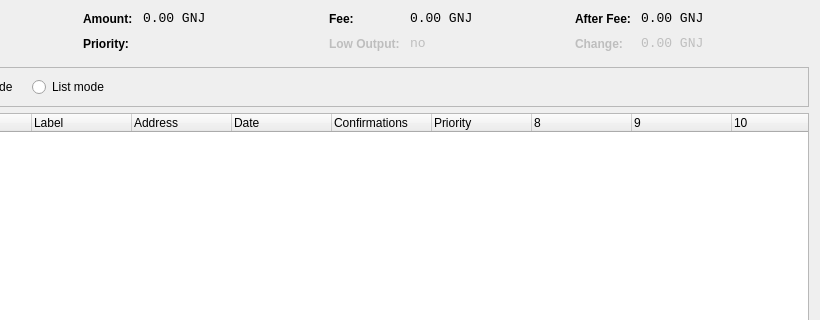
First picture: the form in src/qt/forms/coincontroldialog.ui, repository borzalom/bitmox, before the edit; both pictures show x 180 to 1000 and y 0 to 320 of the 1000 by 500 pixel window.
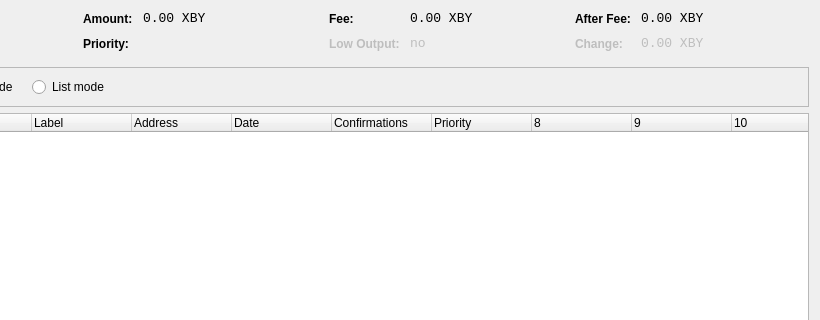
Second picture: the form after the edit. Custom widgets are drawn as their Qt base class.

Patch:
```diff
--- a/src/qt/forms/coincontroldialog.ui
+++ b/src/qt/forms/coincontroldialog.ui
@@ -141,7 +141,7 @@
           <enum>Qt::ActionsContextMenu</enum>
          </property>
          <property name="text">
-          <string notr="true">0.00 GNJ</string>
+          <string notr="true">0.00 XBY</string>
          </property>
          <property name="textInteractionFlags">
           <set>Qt::LinksAccessibleByMouse|Qt::TextSelectableByKeyboard|Qt::TextSelectableByMouse</set>
@@ -221,7 +221,7 @@
           <enum>Qt::ActionsContextMenu</enum>
          </property>
          <property name="text">
-          <string notr="true">0.00 GNJ</string>
+          <string notr="true">0.00 XBY</string>
          </property>
          <property name="textInteractionFlags">
           <set>Qt::LinksAccessibleByMouse|Qt::TextSelectableByKeyboard|Qt::TextSelectableByMouse</set>
@@ -307,7 +307,7 @@
           <enum>Qt::ActionsContextMenu</enum>
          </property>
          <property name="text">
-          <string notr="true">0.00 GNJ</string>
+          <string notr="true">0.00 XBY</string>
          </property>
          <property name="textInteractionFlags">
           <set>Qt::LinksAccessibleByMouse|Qt::TextSelectableByKeyboard|Qt::TextSelectableByMouse</set>
@@ -345,7 +345,7 @@
           <enum>Qt::ActionsContextMenu</enum>
          </property>
          <property name="text">
-          <string notr="true">0.00 GNJ</string>
+          <string notr="true">0.00 XBY</string>
          </property>
          <property name="textInteractionFlags">
           <set>Qt::LinksAccessibleByMouse|Qt::TextSelectableByKeyboard|Qt::TextSelectableByMouse</set>
```
